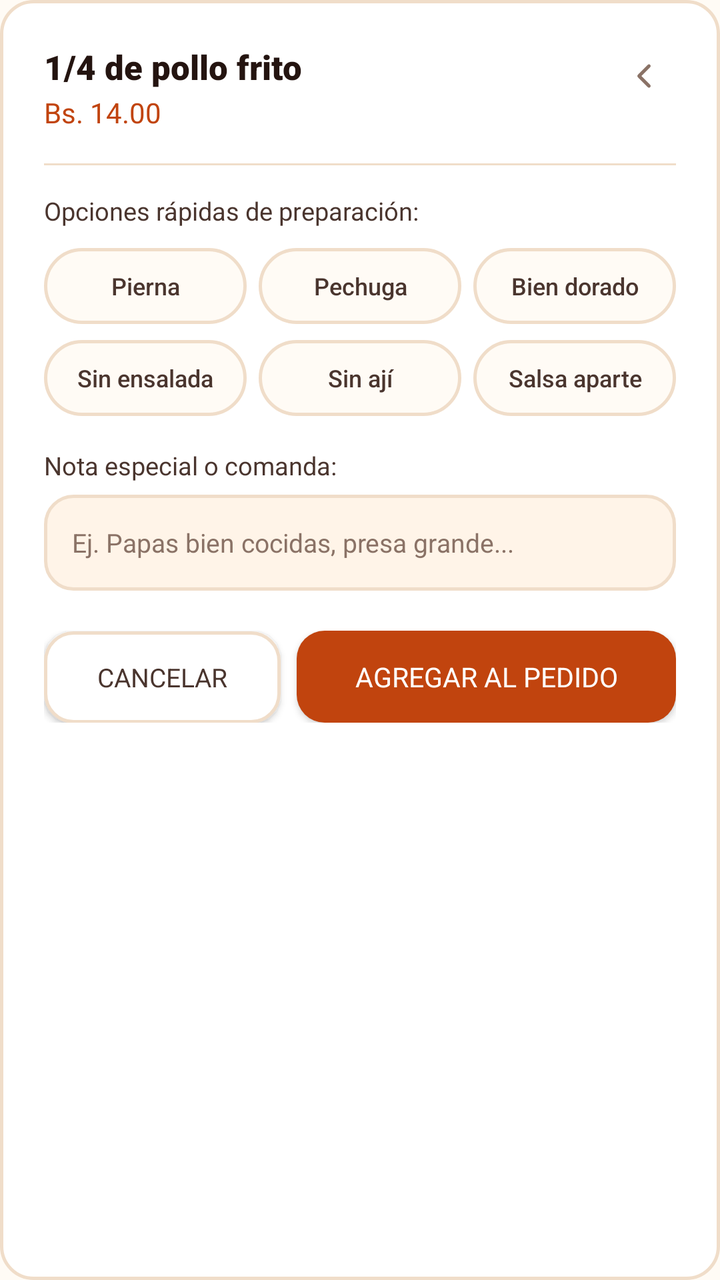
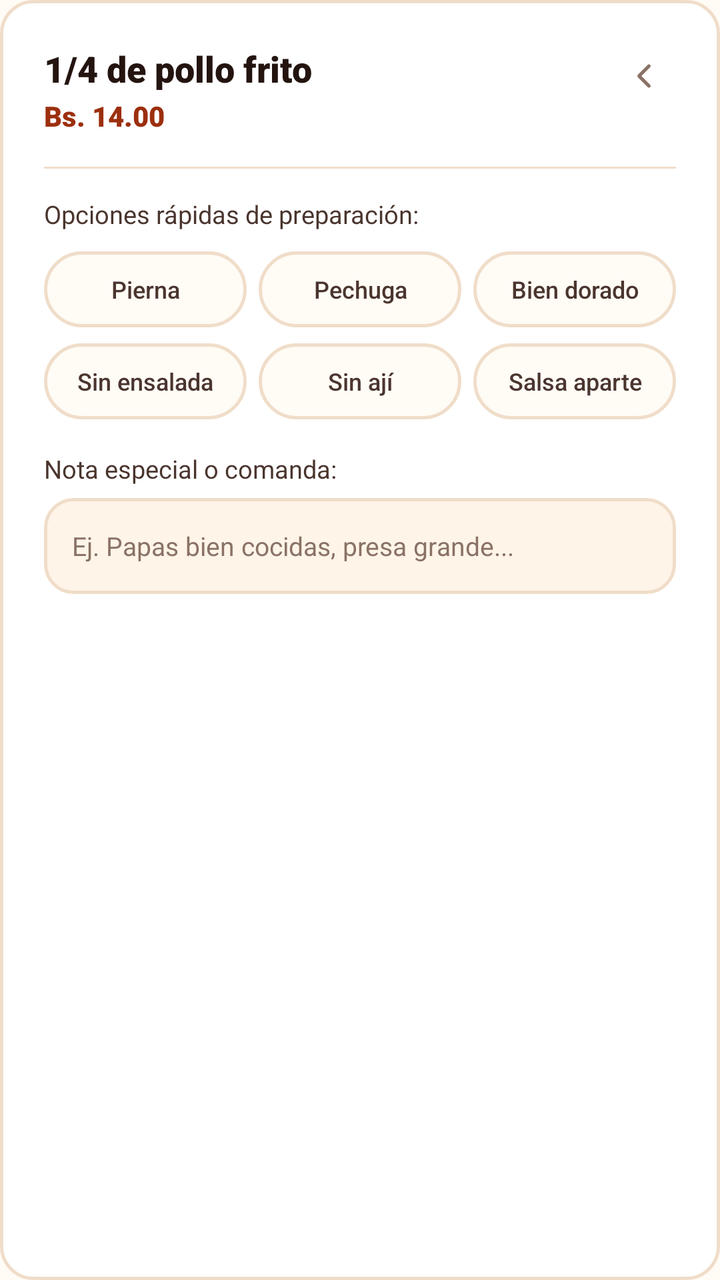

Two renders of the same Android screen: before a commit and after it. Below are the layout's source before the change and the commit's diff.
<!-- AndroidManifest.xml: application theme Theme.Pollogithub -->
<!-- res/layout/dialog_modificador_producto.xml -->
<?xml version="1.0" encoding="utf-8"?>
<LinearLayout xmlns:android="http://schemas.android.com/apk/res/android"
    xmlns:app="http://schemas.android.com/apk/res-auto"
    android:layout_width="match_parent"
    android:layout_height="wrap_content"
    android:background="@drawable/bg_order_card"
    android:orientation="vertical"
    android:padding="22dp">

    
    <RelativeLayout
        android:layout_width="match_parent"
        android:layout_height="wrap_content"
        android:layout_marginBottom="16dp">

        <LinearLayout
            android:layout_width="wrap_content"
            android:layout_height="wrap_content"
            android:layout_alignParentStart="true"
            android:orientation="vertical">

            <TextView
                android:id="@+id/tvModalProdName"
                android:layout_width="wrap_content"
                android:layout_height="wrap_content"
                android:fontFamily="sans-serif-black"
                android:text="1/4 de pollo frito"
                android:textColor="@color/char_900"
                android:textSize="17sp" />

            <TextView
                android:id="@+id/tvModalProdPrice"
                android:layout_width="wrap_content"
                android:layout_height="wrap_content"
                android:layout_marginTop="2dp"
                android:fontFamily="sans-serif-bold"
                android:text="Bs. 14.00"
                android:textColor="@color/ember_600"
                android:textSize="14sp" />
        </LinearLayout>

        <ImageView
            android:id="@+id/btnCloseModifier"
            android:layout_width="32dp"
            android:layout_height="32dp"
            android:layout_alignParentEnd="true"
            android:background="?attr/selectableItemBackgroundBorderless"
            android:padding="6dp"
            android:src="@drawable/ic_back_arrow"
            app:tint="@color/char_400" />
    </RelativeLayout>

    <View
        android:layout_width="match_parent"
        android:layout_height="1dp"
        android:layout_marginBottom="14dp"
        android:background="@color/line_color" />

    <TextView
        android:layout_width="wrap_content"
        android:layout_height="wrap_content"
        android:fontFamily="sans-serif-bold"
        android:text="Opciones rápidas de preparación:"
        android:textColor="@color/char_700"
        android:textSize="12.5sp" />

    
    <LinearLayout
        android:layout_width="match_parent"
        android:layout_height="wrap_content"
        android:layout_marginTop="10dp"
        android:orientation="horizontal">

        <TextView
            android:id="@+id/chipPierna"
            android:layout_width="0dp"
            android:layout_height="38dp"
            android:layout_marginEnd="6dp"
            android:layout_weight="1"
            android:background="@drawable/bg_chip_unselected"
            android:fontFamily="sans-serif-medium"
            android:gravity="center"
            android:text="Pierna"
            android:textColor="@color/char_700"
            android:textSize="12sp" />

        <TextView
            android:id="@+id/chipPechuga"
            android:layout_width="0dp"
            android:layout_height="38dp"
            android:layout_marginEnd="6dp"
            android:layout_weight="1"
            android:background="@drawable/bg_chip_unselected"
            android:fontFamily="sans-serif-medium"
            android:gravity="center"
            android:text="Pechuga"
            android:textColor="@color/char_700"
            android:textSize="12sp" />

        <TextView
            android:id="@+id/chipDorado"
            android:layout_width="0dp"
            android:layout_height="38dp"
            android:layout_weight="1"
            android:background="@drawable/bg_chip_unselected"
            android:fontFamily="sans-serif-medium"
            android:gravity="center"
            android:text="Bien dorado"
            android:textColor="@color/char_700"
            android:textSize="12sp" />
    </LinearLayout>

    <LinearLayout
        android:layout_width="match_parent"
        android:layout_height="wrap_content"
        android:layout_marginTop="8dp"
        android:orientation="horizontal">

        <TextView
            android:id="@+id/chipSinEnsalada"
            android:layout_width="0dp"
            android:layout_height="38dp"
            android:layout_marginEnd="6dp"
            android:layout_weight="1"
            android:background="@drawable/bg_chip_unselected"
            android:fontFamily="sans-serif-medium"
            android:gravity="center"
            android:text="Sin ensalada"
            android:textColor="@color/char_700"
            android:textSize="12sp" />

        <TextView
            android:id="@+id/chipSinAji"
            android:layout_width="0dp"
            android:layout_height="38dp"
            android:layout_marginEnd="6dp"
            android:layout_weight="1"
            android:background="@drawable/bg_chip_unselected"
            android:fontFamily="sans-serif-medium"
            android:gravity="center"
            android:text="Sin ají"
            android:textColor="@color/char_700"
            android:textSize="12sp" />

        <TextView
            android:id="@+id/chipSalsaAparte"
            android:layout_width="0dp"
            android:layout_height="38dp"
            android:layout_weight="1"
            android:background="@drawable/bg_chip_unselected"
            android:fontFamily="sans-serif-medium"
            android:gravity="center"
            android:text="Salsa aparte"
            android:textColor="@color/char_700"
            android:textSize="12sp" />
    </LinearLayout>

    <TextView
        android:layout_width="wrap_content"
        android:layout_height="wrap_content"
        android:layout_marginTop="16dp"
        android:fontFamily="sans-serif-bold"
        android:text="Nota especial o comanda:"
        android:textColor="@color/char_700"
        android:textSize="12.5sp" />

    <EditText
        android:id="@+id/etCustomNotes"
        android:layout_width="match_parent"
        android:layout_height="48dp"
        android:layout_marginTop="6dp"
        android:background="@drawable/bg_input_field"
        android:fontFamily="sans-serif"
        android:hint="Ej. Papas bien cocidas, presa grande..."
        android:importantForAutofill="no"
        android:inputType="textCapSentences"
        android:paddingHorizontal="14dp"
        android:textColor="@color/char_900"
        android:textColorHint="@color/char_400"
        android:textSize="13sp" />

    
    <LinearLayout
        android:layout_width="match_parent"
        android:layout_height="wrap_content"
        android:layout_marginTop="20dp"
        android:orientation="horizontal">

        <androidx.appcompat.widget.AppCompatButton
            android:id="@+id/btnCancelModifier"
            android:layout_width="0dp"
            android:layout_height="46dp"
            android:layout_marginEnd="8dp"
            android:layout_weight="1"
            android:background="@drawable/bg_btn_outline"
            android:fontFamily="sans-serif-bold"
            android:text="Cancelar"
            android:textColor="@color/char_700"
            android:textSize="13sp" />

        <androidx.appcompat.widget.AppCompatButton
            android:id="@+id/btnConfirmModifier"
            android:layout_width="0dp"
            android:layout_height="46dp"
            android:layout_weight="1.6"
            android:background="@drawable/bg_button_primary"
            android:fontFamily="sans-serif-bold"
            android:text="Agregar al Pedido"
            android:textColor="@color/white"
            android:textSize="13.5sp" />
    </LinearLayout>
</LinearLayout>
<!-- resources referenced by this layout -->
<resources>
  <!-- unchanged entries left out for length: 18 -->
</resources>

<!-- the commit's change to res/layout/dialog_modificador_producto.xml (unified diff, before → after) -->
@@ -1,11 +1,11 @@
 <?xml version="1.0" encoding="utf-8"?>
 <LinearLayout xmlns:android="http://schemas.android.com/apk/res/android"
     xmlns:app="http://schemas.android.com/apk/res-auto"
+    style="@style/Widget.Pollo.Card.Order"
     android:layout_width="match_parent"
     android:layout_height="wrap_content"
-    android:background="@drawable/bg_order_card"
     android:orientation="vertical"
-    android:padding="22dp">
+    android:padding="@dimen/dialog_padding">
 
     
     <RelativeLayout
@@ -21,22 +21,18 @@
 
             <TextView
                 android:id="@+id/tvModalProdName"
+                android:textAppearance="@style/TextAppearance.Pollo.Title.Medium"
                 android:layout_width="wrap_content"
                 android:layout_height="wrap_content"
-                android:fontFamily="sans-serif-black"
-                android:text="1/4 de pollo frito"
-                android:textColor="@color/char_900"
-                android:textSize="17sp" />
+                android:text="1/4 de pollo frito" />
 
             <TextView
                 android:id="@+id/tvModalProdPrice"
+                android:textAppearance="@style/TextAppearance.Pollo.Price.Small"
                 android:layout_width="wrap_content"
                 android:layout_height="wrap_content"
-                android:layout_marginTop="2dp"
-                android:fontFamily="sans-serif-bold"
-                android:text="Bs. 14.00"
-                android:textColor="@color/ember_600"
-                android:textSize="14sp" />
+                android:layout_marginTop="@dimen/spacing_2xs"
+                android:text="Bs. 14.00" />
         </LinearLayout>
 
         <ImageView
@@ -51,10 +47,8 @@
     </RelativeLayout>
 
     <View
-        android:layout_width="match_parent"
-        android:layout_height="1dp"
-        android:layout_marginBottom="14dp"
-        android:background="@color/line_color" />
+        style="@style/Widget.Pollo.Divider"
+        android:layout_marginBottom="14dp" />
 
     <TextView
         android:layout_width="wrap_content"
@@ -188,25 +182,17 @@
 
         <androidx.appcompat.widget.AppCompatButton
             android:id="@+id/btnCancelModifier"
+            style="@style/Widget.Pollo.Button.Outline.Medium"
             android:layout_width="0dp"
-            android:layout_height="46dp"
             android:layout_marginEnd="8dp"
             android:layout_weight="1"
-            android:background="@drawable/bg_btn_outline"
-            android:fontFamily="sans-serif-bold"
-            android:text="Cancelar"
-            android:textColor="@color/char_700"
-            android:textSize="13sp" />
+            android:text="Cancelar" />
 
         <androidx.appcompat.widget.AppCompatButton
             android:id="@+id/btnConfirmModifier"
+            style="@style/Widget.Pollo.Button.Primary.Medium"
             android:layout_width="0dp"
-            android:layout_height="46dp"
             android:layout_weight="1.6"
-            android:background="@drawable/bg_button_primary"
-            android:fontFamily="sans-serif-bold"
-            android:text="Agregar al Pedido"
-            android:textColor="@color/white"
-            android:textSize="13.5sp" />
+            android:text="Agregar al Pedido" />
     </LinearLayout>
 </LinearLayout>
<!-- resource entries referenced after the edit -->
@@ -1,5 +1,74 @@
 <!-- resources referenced by this layout -->
 <resources>
+  <dimen name="dialog_padding">22dp</dimen>
+  <dimen name="spacing_2xs">2dp</dimen>
+  <style name="TextAppearance.Pollo.Price.Small" parent="TextAppearance.Pollo.Price">
+          <item name="android:textColor">@color/ember_700</item>
+          <item name="android:textSize">@dimen/text_size_price_small</item>
+      </style>
+  <style name="TextAppearance.Pollo.Title.Medium" parent="TextAppearance.Pollo.Title">
+          <item name="android:fontFamily">sans-serif-black</item>
+          <item name="android:textColor">@color/char_900</item>
+          <item name="android:textSize">@dimen/text_size_title_medium</item>
+      </style>
+  <style name="Widget.Pollo.Button.Outline.Medium" parent="Widget.Pollo.Button.Outline">
+          <item name="android:minHeight">@dimen/btn_height_medium</item>
+          <item name="android:paddingHorizontal">@dimen/spacing_l</item>
+      </style>
+  <style name="Widget.Pollo.Button.Primary.Medium" parent="Widget.Pollo.Button.Primary">
+          <item name="android:minHeight">@dimen/btn_height_medium</item>
+          <item name="android:textSize">@dimen/text_size_btn_medium</item>
+          <item name="android:paddingHorizontal">@dimen/spacing_l</item>
+      </style>
+  <style name="Widget.Pollo.Card.Order" parent="Widget.Pollo.Card">
+          <item name="android:background">@drawable/bg_order_card</item>
+          <item name="android:padding">@dimen/card_padding_standard</item>
+      </style>
+  <style name="Widget.Pollo.Divider" parent="Widget.Pollo">
+          <item name="android:layout_width">match_parent</item>
+          <item name="android:layout_height">1dp</item>
+          <item name="android:background">@color/line_color</item>
+      </style>
+  <style name="TextAppearance.Pollo.Price" parent="TextAppearance.Pollo">
+          <item name="android:fontFamily">sans-serif-black</item>
+          <item name="android:textColor">@color/ember_600</item>
+          <item name="android:textSize">@dimen/text_size_price_medium</item>
+      </style>
+  <dimen name="text_size_price_small">14sp</dimen>
+  <style name="TextAppearance.Pollo.Title" parent="TextAppearance.Pollo" />
+  <dimen name="text_size_title_medium">18sp</dimen>
+  <style name="Widget.Pollo.Button.Outline" parent="Widget.Pollo.Button">
+          <item name="android:background">@drawable/bg_btn_outline</item>
+          <item name="android:fontFamily">sans-serif-bold</item>
+          <item name="android:textColor">@color/char_700</item>
+          <item name="android:textSize">@dimen/text_size_btn_medium</item>
+          <item name="android:textAllCaps">false</item>
+          <item name="android:paddingHorizontal">@dimen/spacing_l</item>
+          <item name="android:minHeight">@dimen/btn_height_primary</item>
+          <item name="android:stateListAnimator">@null</item>
+      </style>
+  <dimen name="btn_height_medium">46dp</dimen>
+  <dimen name="spacing_l">16dp</dimen>
+  <style name="Widget.Pollo.Button.Primary" parent="Widget.Pollo.Button">
+          <item name="android:background">@drawable/bg_button_primary</item>
+          <item name="android:fontFamily">sans-serif-bold</item>
+          <item name="android:textColor">@color/white</item>
+          <item name="android:textSize">@dimen/text_size_btn_primary</item>
+          <item name="android:textAllCaps">false</item>
+          <item name="android:paddingHorizontal">@dimen/spacing_xl</item>
+          <item name="android:minHeight">@dimen/btn_height_primary</item>
+          <item name="android:stateListAnimator">@null</item>
+      </style>
+  <dimen name="text_size_btn_medium">13.5sp</dimen>
+  <style name="Widget.Pollo.Card" parent="" />
+  <dimen name="card_padding_standard">14dp</dimen>
+  <style name="Widget.Pollo" parent="" />
+  <style name="TextAppearance.Pollo" parent="android:TextAppearance" />
+  <dimen name="text_size_price_medium">16sp</dimen>
+  <style name="Widget.Pollo.Button" parent="Widget.AppCompat.Button" />
+  <dimen name="btn_height_primary">52dp</dimen>
+  <dimen name="text_size_btn_primary">15sp</dimen>
+  <dimen name="spacing_xl">20dp</dimen>
   <!-- unchanged entries left out for length: 18 -->
 </resources>
 
